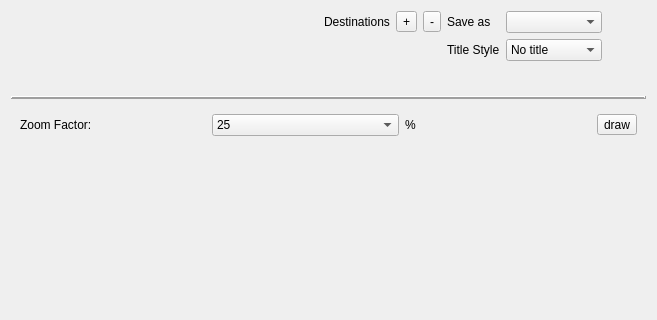
First picture: the form in src/pythonGui/karabogui/dialogs/ui/logbook.ui, repository European-XFEL/Karabo, before the edit; both pictures show x 0 to 657 and y 0 to 320 of the 657 by 711 pixel window.
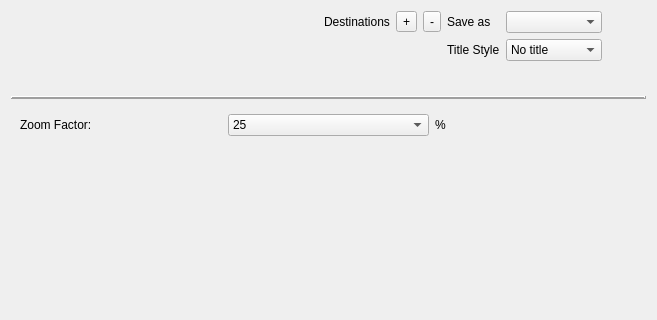
Second picture: the form after the edit.

Commit message: GUI: Make image annotation toolbar persistent in Logbook

Patch:
```diff
--- a/src/pythonGui/karabogui/dialogs/ui/logbook.ui
+++ b/src/pythonGui/karabogui/dialogs/ui/logbook.ui
@@ -303,19 +303,6 @@
            <property name="sizeConstraint">
             <enum>QLayout::SetMinimumSize</enum>
            </property>
-           <item>
-            <widget class="QToolButton" name="draw_button">
-             <property name="toolTip">
-              <string>Annotate image</string>
-             </property>
-             <property name="text">
-              <string>draw</string>
-             </property>
-             <property name="checkable">
-              <bool>true</bool>
-             </property>
-            </widget>
-           </item>
           </layout>
          </item>
         </layout>
```
The commit also changes 2 other files.
